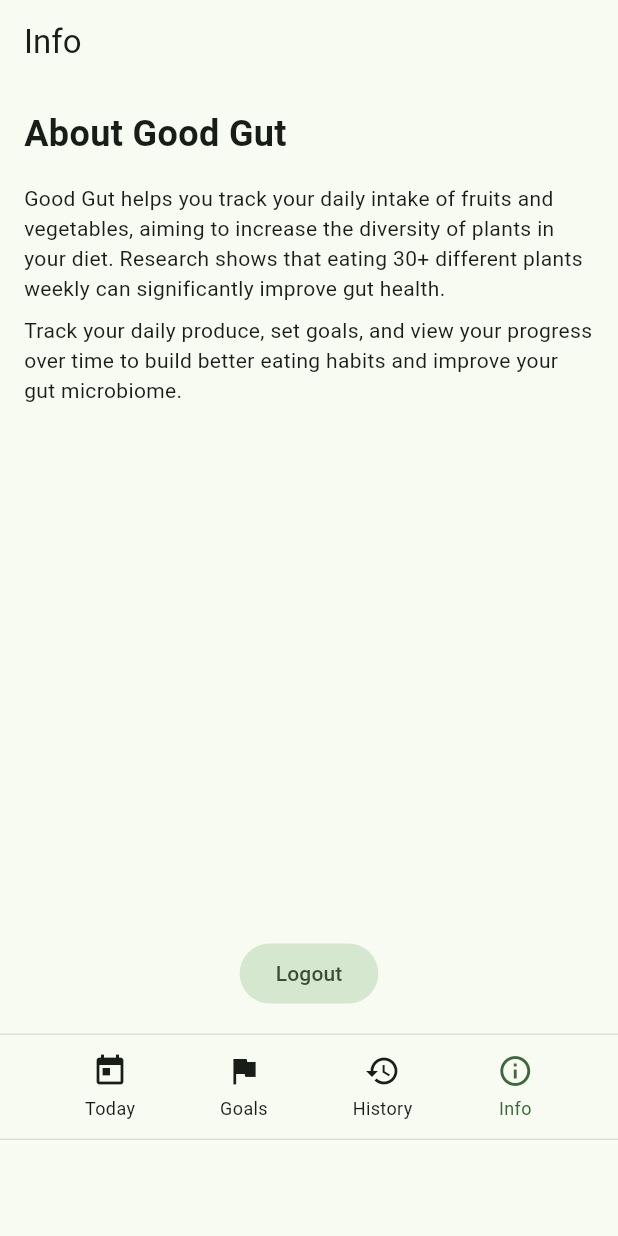
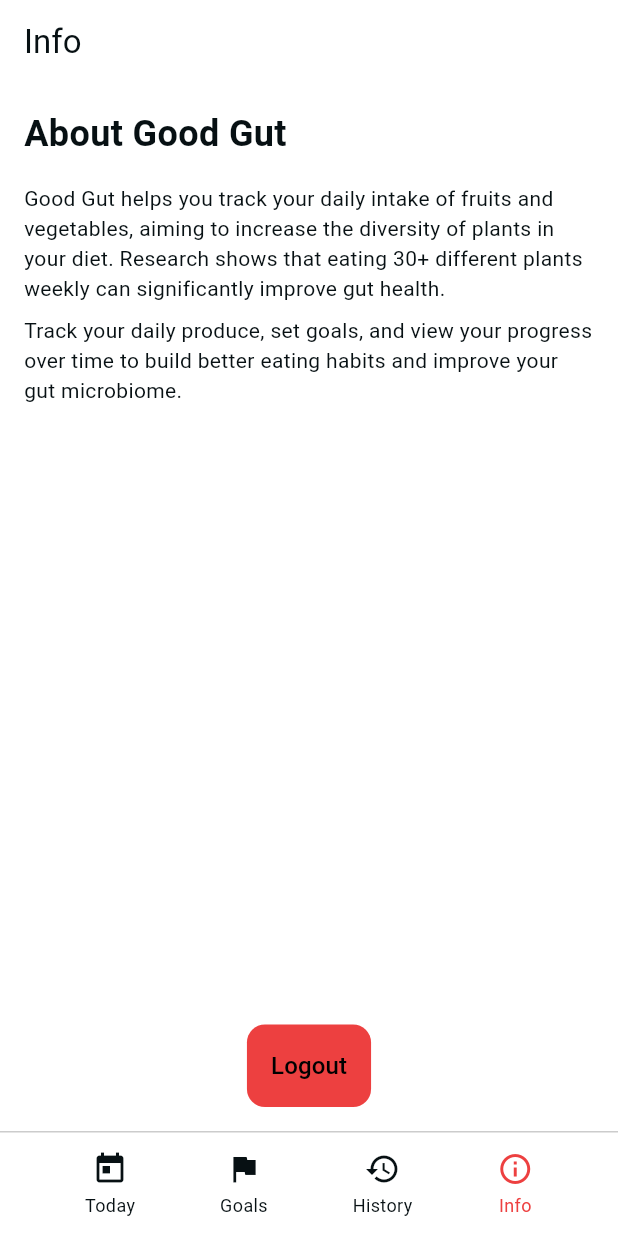
Before and after one commit to Skip-Studios/good-gut, a Flutter app: the screen it shows once a user with an empty profile is signed in, item 4 of the bottom bar chosen, after a tap on "Logout", on a phone screen of 412 x 824 dp. Run offline on Flutter 3.47's test engine with Material 3 defaults, Android fonts, the phone set to English and light mode, and no system bars; our stand-ins replace firebase_auth, firebase_core, fl_chart, google_mobile_ads, google_sign_in, shared_preferences and 1 more; missing offline and left inert: easy_autocomplete; accounts and stored records are empty; network calls fail.

Commit message:
Google Ad Mobs

```diff
--- a/lib/main.dart
+++ b/lib/main.dart
@@ -1,6 +1,7 @@
 import 'package:firebase_core/firebase_core.dart';
 import 'package:flutter/material.dart';
 import 'package:good_gut/pages/login_page.dart';
+import 'package:google_mobile_ads/google_mobile_ads.dart';
 import 'package:sqflite/sqflite.dart';
 import 'package:firebase_auth/firebase_auth.dart';
 import 'package:good_gut/pages/home_page.dart';
@@ -12,6 +13,8 @@ void main() async {
 
   // Initialize the database path
   await getDatabasesPath();
+  // Initialize Google Mobile Ads
+  MobileAds.instance.initialize();
 
   runApp(const MyApp());
 }
@@ -19,15 +22,34 @@ void main() async {
 class MyApp extends StatelessWidget {
   const MyApp({super.key});
 
+  MaterialColor createMaterialColor(Color color) {
+    List strengths = <double>[.05, .1, .2, .3, .4, .5, .6, .7, .8, .9];
+    Map<int, Color> swatch = {};
+    for (var strength in strengths) {
+      final double ds = 0.5 - strength;
+      swatch[(strength * 1000).round()] = Color.fromRGBO(
+        color.red + ((ds < 0 ? color.red : (255 - color.red)) * ds).round(),
+        color.green +
+            ((ds < 0 ? color.green : (255 - color.green)) * ds).round(),
+        color.blue + ((ds < 0 ? color.blue : (255 - color.blue)) * ds).round(),
+        1,
+      );
+    }
+    return MaterialColor(color.value, swatch);
+  }
+
   @override
   Widget build(BuildContext context) {
     return MaterialApp(
       title: 'Good Gut',
       theme: ThemeData(
-        colorScheme: ColorScheme.fromSeed(
-          seedColor:
-              Colors.green, // Using green as the primary color for health
+        colorScheme: ColorScheme.fromSwatch(
+          primarySwatch: createMaterialColor(
+            const Color(0xFF8ABE46),
+          ),
           brightness: Brightness.light,
+        ).copyWith(
+          onSurface: const Color(0xFF071013),
         ),
         useMaterial3: true,
       ),
--- a/lib/pages/home_page.dart
+++ b/lib/pages/home_page.dart
@@ -1,4 +1,6 @@
 import 'package:flutter/material.dart';
+import 'package:good_gut/services/admob_service.dart';
+import 'package:google_mobile_ads/google_mobile_ads.dart';
 import 'daily_tracking_page.dart';
 import 'goals_page.dart';
 import 'history_page.dart';
@@ -13,6 +15,8 @@ class HomePage extends StatefulWidget {
 
 class _HomePageState extends State<HomePage> {
   int _selectedIndex = 0;
+  bool _adsLoaded = false;
+  final AdmobService _adService = AdmobService();
 
   final List<Widget> _pages = [
     const DailyTrackingPage(),
@@ -20,6 +24,24 @@ class _HomePageState extends State<HomePage> {
     const HistoryPage(),
     const InfoPage(),
   ];
+
+  @override
+  void initState() {
+    super.initState();
+    _adService.addListener(_onAdStatusChanged);
+  }
+
+  @override
+  void dispose() {
+    _adService.removeListener(_onAdStatusChanged);
+    super.dispose();
+  }
+
+  void _onAdStatusChanged(bool isLoaded) {
+    setState(() {
+      _adsLoaded = isLoaded;
+    });
+  }
 
   void _onItemTapped(int index) {
     setState(() {
@@ -36,6 +58,8 @@ class _HomePageState extends State<HomePage> {
     final isPhone = aspectRatio > 1.5 && aspectRatio < 2.5;
     final isPortrait =
         MediaQuery.of(context).orientation == Orientation.portrait;
+
+    _adService.loadAd(MediaQuery.of(context).size.width.truncate());
 
     return Scaffold(
       body: Row(
@@ -72,18 +96,25 @@ class _HomePageState extends State<HomePage> {
       ),
       bottomNavigationBar: diagonal > 700 &&
               ((!isPhone && isPortrait) || (!isPhone && !isPortrait))
+          ? _adsLoaded && _adService.bannerAd != null
               ? Container(
                   height: 65,
                   decoration: BoxDecoration(
                     color: Theme.of(context).colorScheme.surface,
                     border: Border(
                       top: BorderSide(
-                    color:
-                        Theme.of(context).colorScheme.outline.withOpacity(0.2),
+                        color: Theme.of(context)
+                            .colorScheme
+                            .outline
+                            .withOpacity(0.2),
                       ),
                     ),
                   ),
+                  child: AdWidget(
+                    ad: _adService.bannerAd!,
+                  ),
                 )
+              : Container()
           : Column(
               mainAxisSize: MainAxisSize.min,
               children: [
@@ -110,6 +141,7 @@ class _HomePageState extends State<HomePage> {
                     ],
                   ),
                 ),
+                if (_adsLoaded && _adService.bannerAd != null)
                   Container(
                     height: 65,
                     decoration: BoxDecoration(
@@ -122,6 +154,9 @@ class _HomePageState extends State<HomePage> {
                               .withOpacity(0.2),
                         ),
                       ),
+                    ),
+                    child: AdWidget(
+                      ad: _adService.bannerAd!,
                     ),
                   ),
               ],
@@ -139,7 +174,7 @@ class _HomePageState extends State<HomePage> {
           Icon(
             icon,
             color: isSelected
-                ? Theme.of(context).colorScheme.primary
+                ? const Color(0xFFED4040)
                 : Theme.of(context).colorScheme.onSurface,
           ),
           const SizedBox(height: 4),
@@ -148,7 +183,7 @@ class _HomePageState extends State<HomePage> {
             style: TextStyle(
               fontSize: 12,
               color: isSelected
-                  ? Theme.of(context).colorScheme.primary
+                  ? const Color(0xFFED4040)
                   : Theme.of(context).colorScheme.onSurface,
             ),
           ),
--- a/lib/pages/info_page.dart
+++ b/lib/pages/info_page.dart
@@ -35,11 +35,23 @@ class InfoPage extends StatelessWidget {
             ),
             const Spacer(),
             Center(
-              child: FilledButton.tonal(
+              child: FilledButton(
                 onPressed: () async {
                   await AuthService().signOut();
                 },
-                child: const Text('Logout'),
+                style: FilledButton.styleFrom(
+                  padding: const EdgeInsets.all(16),
+                  shape: RoundedRectangleBorder(
+                    borderRadius: BorderRadius.circular(12),
+                  ),
+                  backgroundColor: const Color(0xFFED4040),
+                ),
+                child: const Text(
+                  'Logout',
+                  style: TextStyle(
+                    fontSize: 16,
+                  ),
+                ),
               ),
             ),
           ],
--- a/lib/pages/login_page.dart
+++ b/lib/pages/login_page.dart
@@ -82,10 +82,9 @@ class _LoginPageState extends State<LoginPage> {
                 children: [
                   const SizedBox(height: 48),
                   // App Logo/Icon
-                  Icon(
-                    Icons.eco_rounded,
-                    size: 64,
-                    color: Theme.of(context).colorScheme.primary,
+                  Image.asset(
+                    'assets/images/goodgut-logo.png',
+                    height: 64,
                   ),
                   const SizedBox(height: 24),
                   // Title
--- /dev/null
+++ b/lib/services/admob_service.dart
@@ -0,0 +1,80 @@
+import 'dart:io';
+import 'package:flutter/material.dart';
+import 'package:google_mobile_ads/google_mobile_ads.dart';
+
+class AdmobService {
+  // Singleton pattern
+  static final AdmobService _instance = AdmobService._internal();
+  factory AdmobService() => _instance;
+  AdmobService._internal();
+
+  final adUnitId = Platform.isAndroid
+      ? 'ca-app-pub-3940256099942544/9214589741'
+      : 'ca-app-pub-3940256099942544/2435281174';
+
+  BannerAd? bannerAd;
+  bool isLoaded = false;
+
+  // Listener callbacks to notify when ad loads
+  final List<Function(bool)> _listeners = [];
+
+  void addListener(Function(bool) listener) {
+    _listeners.add(listener);
+  }
+
+  void removeListener(Function(bool) listener) {
+    _listeners.remove(listener);
+  }
+
+  void _notifyListeners() {
+    for (var listener in _listeners) {
+      listener(isLoaded);
+    }
+  }
+
+  /// Loads a banner ad.
+  void loadAd(int width) async {
+    if (bannerAd != null) return; // Prevent reloading
+
+    // Get an AnchoredAdaptiveBannerAdSize before loading the ad.
+    final adSize =
+        await AdSize.getCurrentOrientationAnchoredAdaptiveBannerAdSize(width);
+    if (adSize == null) return;
+
+    bannerAd = BannerAd(
+      adUnitId: adUnitId,
+      request: const AdRequest(),
+      size: adSize,
+      listener: BannerAdListener(
+        // Called when an ad is successfully received.
+        onAdLoaded: (ad) {
+          print('$ad loaded.');
+          isLoaded = true;
+          _notifyListeners();
+        },
+        // Called when an ad request failed.
+        onAdFailedToLoad: (ad, err) {
+          print('BannerAd failed to load: $err');
+          isLoaded = false;
+          _notifyListeners();
+          // Dispose the ad here to free resources.
+          ad.dispose();
+          bannerAd = null;
+        },
+        // Called when an ad opens an overlay that covers the screen.
+        onAdOpened: (Ad ad) {},
+        // Called when an ad removes an overlay that covers the screen.
+        onAdClosed: (Ad ad) {},
+        // Called when an impression occurs on the ad.
+        onAdImpression: (Ad ad) {},
+      ),
+    )..load();
+  }
+
+  void dispose() {
+    bannerAd?.dispose();
+    bannerAd = null;
+    isLoaded = false;
+    _listeners.clear();
+  }
+}
--- a/pubspec.yaml
+++ b/pubspec.yaml
@@ -40,6 +40,7 @@ dependencies:
   firebase_auth: ^4.17.9
   google_sign_in: ^6.2.1
   shared_preferences: ^2.2.2
+  google_mobile_ads: ^5.3.1
 
 
   # The following adds the Cupertino Icons font to your application.
@@ -68,8 +69,8 @@ flutter:
   uses-material-design: true
 
   # To add assets to your application, add an assets section, like this:
-  # assets:
-  #   - images/a_dot_burr.jpeg
+  assets:
+     - assets/images/goodgut-logo.png
   #   - images/a_dot_ham.jpeg
 
   # An image asset can refer to one or more resolution-specific "variants", see
```
Also changed, not shown: assets/images/goodgut-logo.png (added), pubspec.lock, 4 other files. Lines whose indentation alone changed are shown as unchanged.
